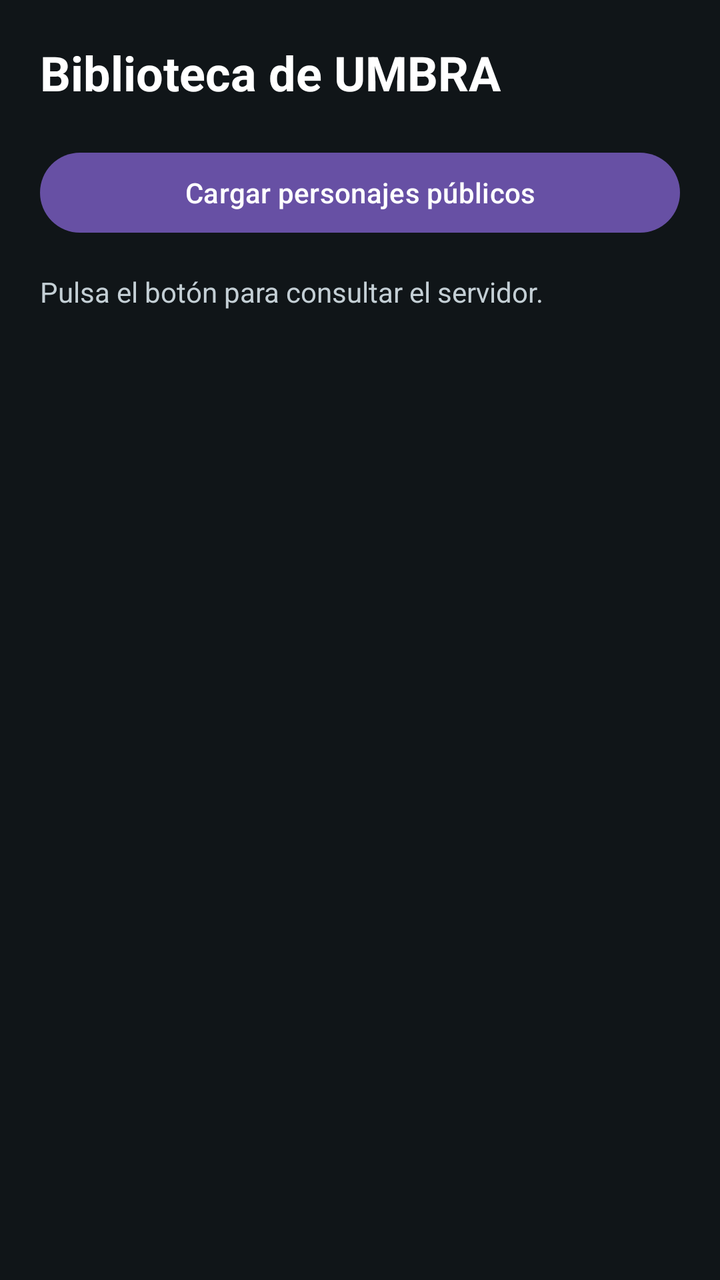
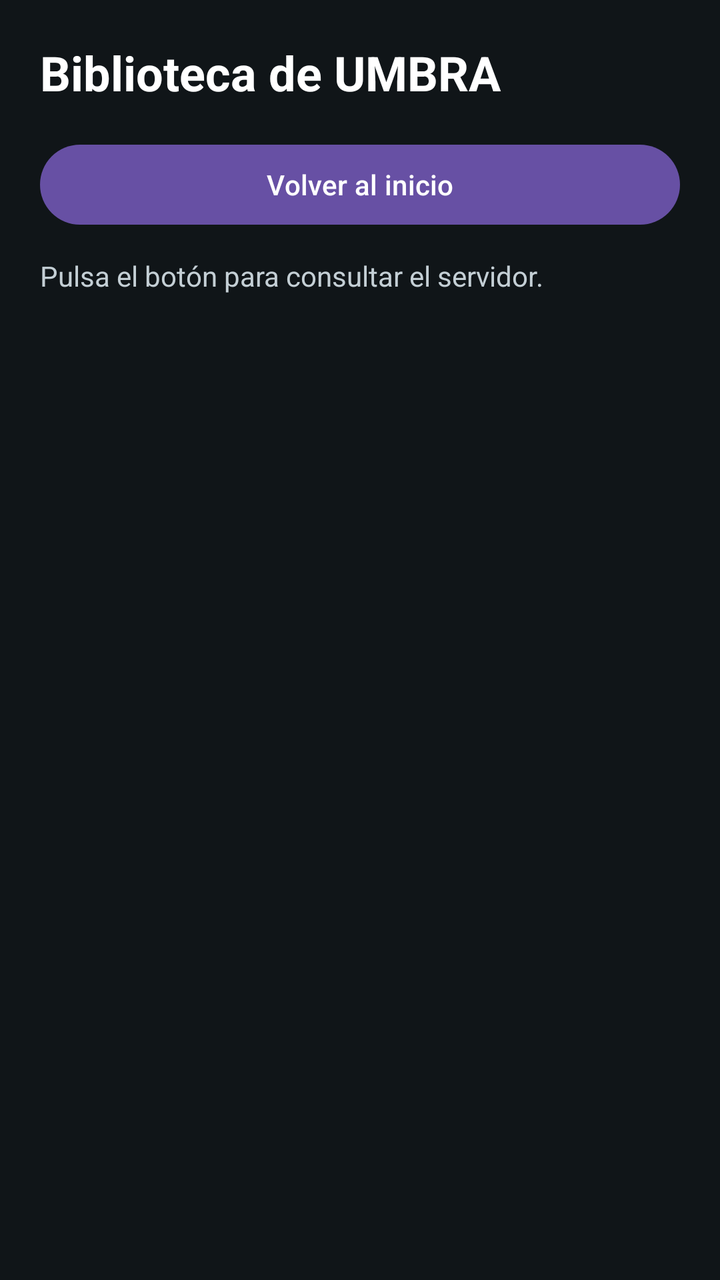

Before-and-after screenshots of an Android layout around one commit, followed by the original layout XML and the change that was made.
<!-- AndroidManifest.xml: application theme Theme.UMBRA -->
<!-- res/layout/activity_biblioteca_activity.xml -->
<?xml version="1.0" encoding="utf-8"?>
<LinearLayout xmlns:android="http://schemas.android.com/apk/res/android"
    android:layout_width="match_parent"
    android:layout_height="match_parent"
    android:orientation="vertical"
    android:background="#101518"
    android:padding="20dp">

    <TextView
        android:id="@+id/tituloBiblioteca"
        android:layout_width="match_parent"
        android:layout_height="wrap_content"
        android:layout_marginBottom="20dp"
        android:text="@string/textview_BibliotecaUmbra"
        android:textColor="#FFFFFF"
        android:textSize="24sp"
        android:textStyle="bold" />

    <Button
        android:id="@+id/btnCargarPersonajes"
        android:layout_width="match_parent"
        android:layout_height="wrap_content"
        android:text="@string/button_cargar_personajesPublicos" />

    <TextView
        android:id="@+id/txtEstado"
        android:layout_width="match_parent"
        android:layout_height="wrap_content"
        android:layout_marginTop="16dp"
        android:layout_marginBottom="16dp"
        android:text="@string/textview_pulsar_button_para_cargar"
        android:textColor="#C4CFD5" />

    <androidx.recyclerview.widget.RecyclerView
        android:id="@+id/recyclerPersonajes"
        android:layout_width="match_parent"
        android:layout_height="0dp"
        android:layout_weight="1"
        android:clipToPadding="false"
        android:paddingBottom="12dp" />

</LinearLayout>
<!-- resources referenced by this layout -->
<resources>
  <string name="button_cargar_personajesPublicos">Cargar personajes públicos</string>
  <string name="textview_BibliotecaUmbra">Biblioteca de UMBRA</string>
  <string name="textview_pulsar_button_para_cargar">Pulsa el botón para consultar el servidor.</string>
  <style name="Theme.UMBRA" parent="Base.Theme.UMBRA" />
  <style name="Base.Theme.UMBRA" parent="Theme.Material3.DayNight.NoActionBar">
          
          
      </style>
</resources>

<!-- the commit's change to res/layout/activity_biblioteca_activity.xml (unified diff, before → after) -->
@@ -10,24 +10,47 @@
         android:id="@+id/tituloBiblioteca"
         android:layout_width="match_parent"
         android:layout_height="wrap_content"
-        android:layout_marginBottom="20dp"
+        android:layout_marginBottom="16dp"
         android:text="@string/textview_BibliotecaUmbra"
         android:textColor="#FFFFFF"
         android:textSize="24sp"
         android:textStyle="bold" />
 
+
     <Button
-        android:id="@+id/btnCargarPersonajes"
+        android:id="@+id/btnCrearPersonaje"
         android:layout_width="match_parent"
         android:layout_height="wrap_content"
-        android:text="@string/button_cargar_personajesPublicos" />
+        android:text="@string/button_crear_personaje"
+        android:visibility="gone" />
+
+    <Button
+        android:id="@+id/btnVolver"
+        android:layout_width="match_parent"
+        android:layout_height="wrap_content"
+        android:text="@string/button_volver_inicio" />
+
+    <Button
+        android:id="@+id/btnCerrarSesion"
+        android:layout_width="match_parent"
+        android:layout_height="wrap_content"
+        android:text="@string/button_cerrar_sesion"
+        android:visibility="gone" />
+
+    <Button
+        android:id="@+id/btnIrLogin"
+        android:layout_width="match_parent"
+        android:layout_height="wrap_content"
+        android:text="@string/button_ir_login"
+        android:visibility="gone" />
+
 
     <TextView
         android:id="@+id/txtEstado"
         android:layout_width="match_parent"
         android:layout_height="wrap_content"
-        android:layout_marginTop="16dp"
-        android:layout_marginBottom="16dp"
+        android:layout_marginTop="12dp"
+        android:layout_marginBottom="12dp"
         android:text="@string/textview_pulsar_button_para_cargar"
         android:textColor="#C4CFD5" />
 
<!-- resource entries referenced after the edit -->
@@ -1,6 +1,9 @@
 <!-- resources referenced by this layout -->
 <resources>
-  <string name="button_cargar_personajesPublicos">Cargar personajes públicos</string>
+  <string name="button_cerrar_sesion">Cerrar sesión</string>
+  <string name="button_crear_personaje">Crear personaje</string>
+  <string name="button_ir_login">Iniciar sesión</string>
+  <string name="button_volver_inicio">Volver al inicio</string>
   <string name="textview_BibliotecaUmbra">Biblioteca de UMBRA</string>
   <string name="textview_pulsar_button_para_cargar">Pulsa el botón para consultar el servidor.</string>
   <style name="Theme.UMBRA" parent="Base.Theme.UMBRA" />
